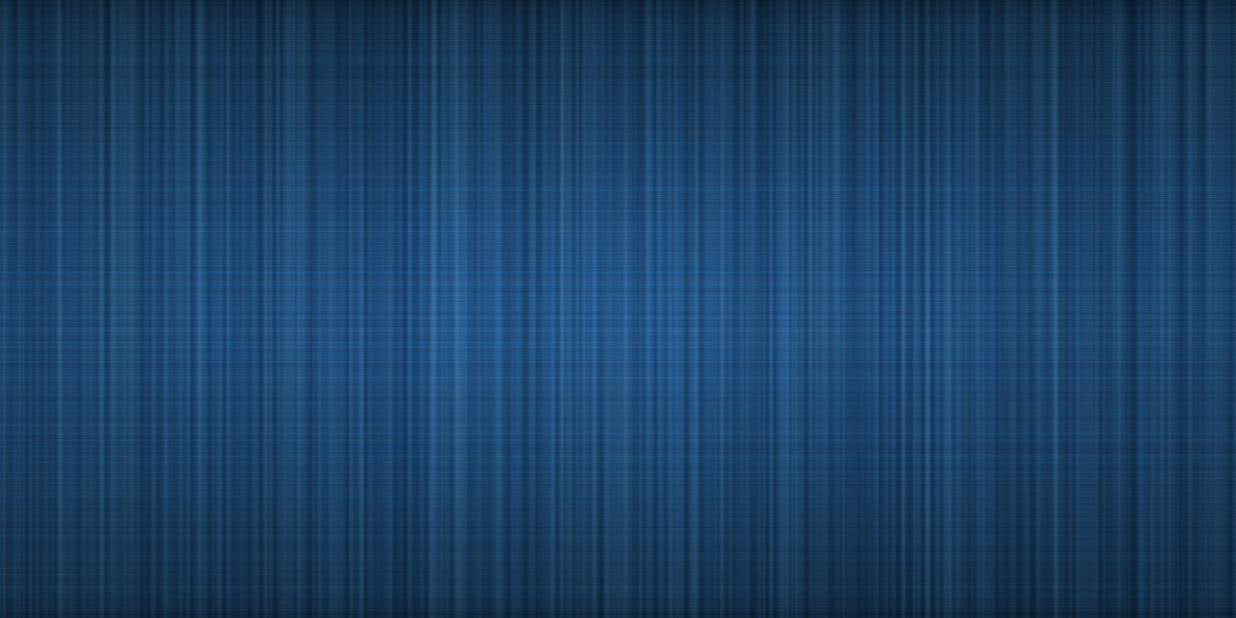
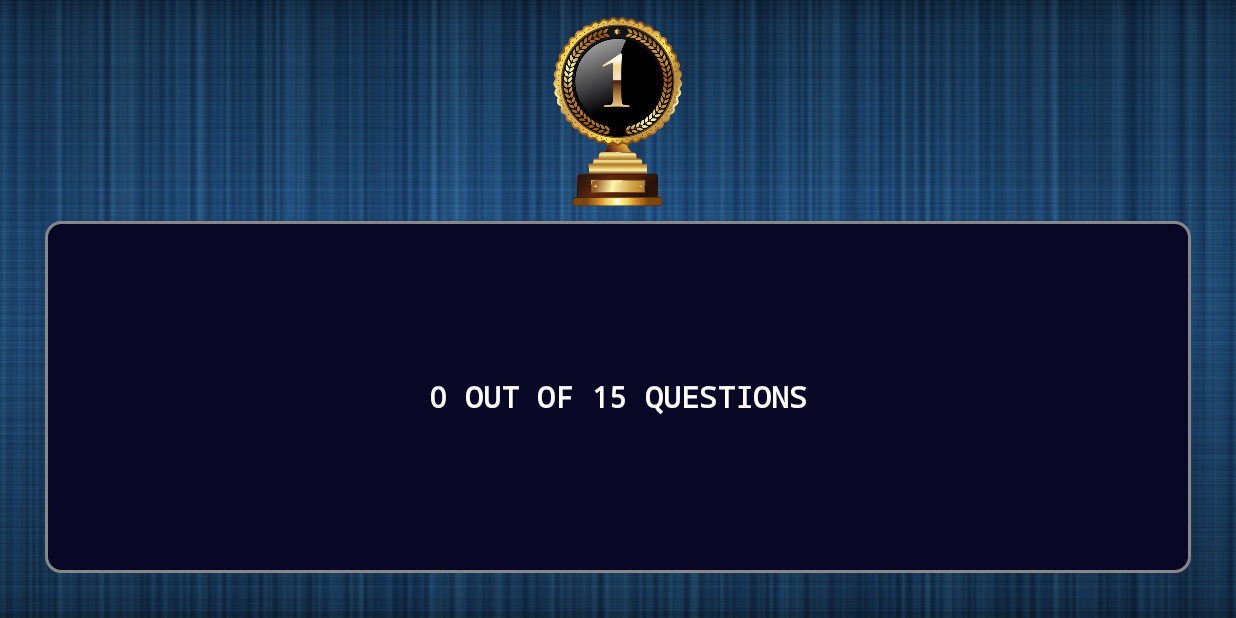
Before and after one commit to Kenec/QuickQuizzer, an Android app: the GameHighScores screen opened directly, with no data from a screen before it, on a phone screen of 824 x 412 dp (held sideways). Run offline under Robolectric (Android 15) with nearby library versions, the phone set to English and light mode, and no system bars.

Commit message:
set high score functionality

```diff
--- a/app/src/main/java/com/firstapp/quizzer/GameHighScores.java
+++ b/app/src/main/java/com/firstapp/quizzer/GameHighScores.java
@@ -1,16 +1,40 @@
 package com.firstapp.quizzer;
 
+import android.content.SharedPreferences;
 import android.os.Bundle;
 import android.support.v7.app.AppCompatActivity;
+import android.view.View;
+import android.widget.Button;
 
 /**
  * Created by kenechukwunnamani on 12/01/2018.
  */
 
 public class GameHighScores extends AppCompatActivity {
+
+    private Button highScoreBtn;
+    public static final String PREF_NAME = "highscore";
+    SharedPreferences pref;
+
     @Override
     protected void onCreate( Bundle savedInstanceState) {
         super.onCreate(savedInstanceState);
         setContentView(R.layout.highscore);
+        highScoreBtn = (Button) findViewById(R.id.highscore);
+
+        pref = getSharedPreferences(PREF_NAME, MODE_PRIVATE);
+        int highscore = pref.getInt("highscore", 0);
+        String category = pref.getString("category", null);
+
+        if (category == null) {
+            highScoreBtn.setText(Integer.toString(highscore) + " out of 15 questions");
+        } else {
+            highScoreBtn.setText("Category: " + category + "\n" + Integer.toString(highscore) + " out of 15 questions");
+        }
+
+
+
     }
+
+
 }
--- a/app/src/main/java/com/firstapp/quizzer/GameScreen.java
+++ b/app/src/main/java/com/firstapp/quizzer/GameScreen.java
@@ -203,6 +203,7 @@ public class GameScreen extends AppCompatActivity {
             public void run() {
                 Intent intent = new Intent(GameScreen.this, GameEnd.class);
                 intent.putExtra("score", score);
+                intent.putExtra("category", category);
                 gameSound.stop();
                 finish();
                 startActivity(intent);
--- a/app/src/main/res/layout/highscore.xml
+++ b/app/src/main/res/layout/highscore.xml
@@ -1,10 +1,43 @@
 <?xml version="1.0" encoding="utf-8"?>
-<RelativeLayout
-    xmlns:android="http://schemas.android.com/apk/res/android"
+<LinearLayout xmlns:android="http://schemas.android.com/apk/res/android"
     android:layout_width="match_parent"
     android:layout_height="match_parent"
-    android:padding="20dp"
+    android:baselineAligned="false"
     android:orientation="vertical"
     android:background="@drawable/background">
 
-</RelativeLayout>
+    <LinearLayout
+        android:layout_width="match_parent"
+        android:layout_height="0px"
+        android:layout_weight="1"
+        android:gravity="center"
+        android:orientation="vertical">
+
+        <ImageView
+            android:layout_marginTop="10dp"
+            android:layout_width="match_parent"
+            android:layout_height="match_parent"
+            android:layout_weight="2"
+            android:src="@drawable/victory"/>
+
+        <Button
+            android:id="@+id/highscore"
+            android:layout_width="match_parent"
+            android:layout_weight="1"
+            android:layout_height="match_parent"
+            android:text="Category: Random&#10;3/15"
+            android:layout_marginLeft="30dp"
+            android:layout_marginTop="10dp"
+            android:layout_marginRight="30dp"
+            android:layout_marginBottom="30dp"
+            android:background="@drawable/button_enabled"
+            android:textColor="#FFFFFF"
+            android:textStyle="bold"
+            android:inputType="textMultiLine"
+            android:fontFamily="monospace"
+            android:textSize="20dp"/>
+
+    </LinearLayout>
+
+
+</LinearLayout>
```
Also changed, not shown: app/src/main/java/com/firstapp/quizzer/GameEnd.java (+15 -1 lines), app/src/main/res/layout/credit.xml (+2 -33 lines), app/src/main/res/raw/politics_questions.json (+82 -0 lines), app/src/main/res/drawable/average_score.png (deleted), app/src/main/res/drawable/trophy_winner.png (deleted), app/src/main/res/drawable/victory.png (added), app/src/main/res/drawable/work_harder.jpg (deleted).
